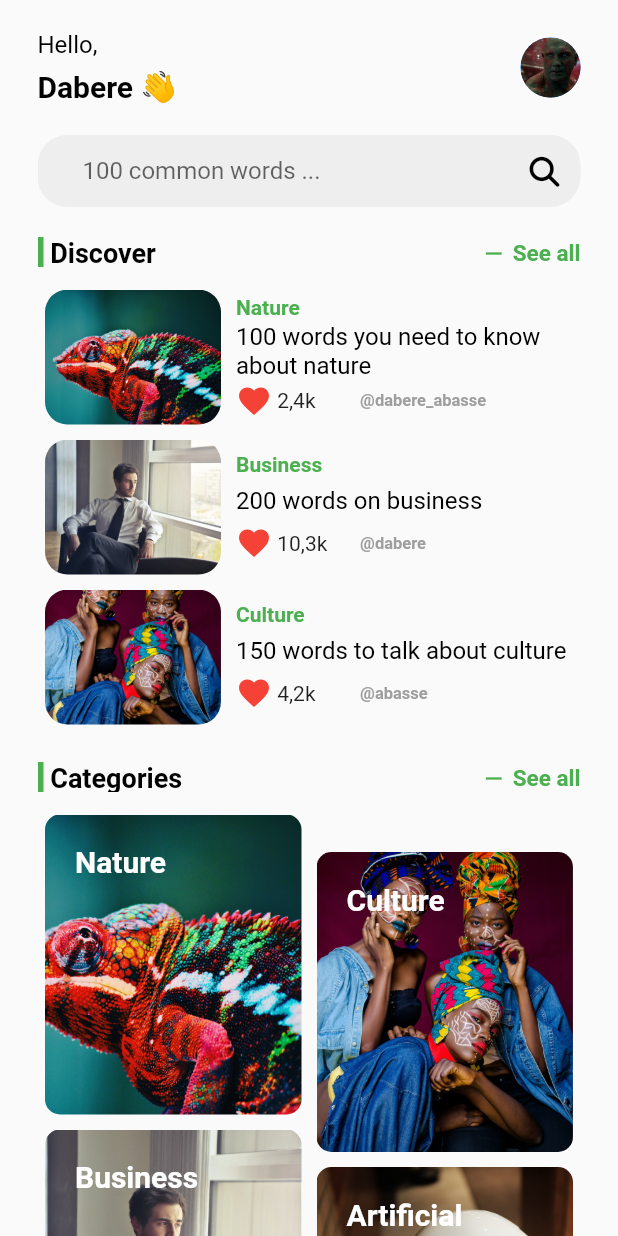
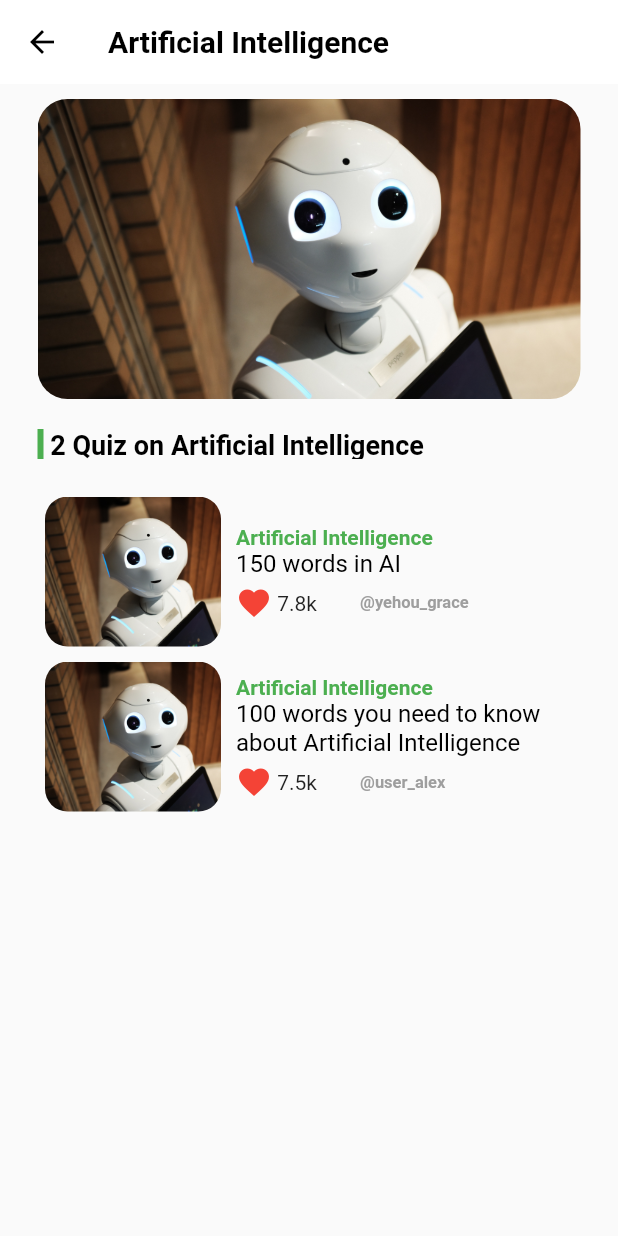
Before and after one commit to abasse-dabere/Word_Whiz_App, a Flutter app: the HomePage widget shown alone on an empty page, opened directly, after a tap on "Artificial Intelligence", on a phone screen of 412 x 824 dp. Run offline on Flutter 3.47's test engine with Material 2 defaults, Android fonts, the phone set to English and light mode, and no system bars; our stand-ins replace flutter_svg, font_awesome_flutter, google_fonts, google_nav_bar, like_button, material_design_icons_flutter; Roboto replaces fonts that are missing (Arimo).

Commit message:
categoryPage && postDisplay

```diff
--- a/lib/custom_widgets/post_display.dart
+++ b/lib/custom_widgets/post_display.dart
@@ -20,8 +20,6 @@ class PostDisplay extends StatelessWidget {
     return InkWell(
       splashColor: Colors.grey,
       onTap: onTap,
-      child: SizedBox(
-        height: 100,
       child: Padding(
         padding: const EdgeInsets.all(5.0),
         child: Row(
@@ -29,6 +27,7 @@ class PostDisplay extends StatelessWidget {
             Expanded(
               flex: 1,
               child: Container(
+                height: 100,
                 decoration: BoxDecoration(
                   borderRadius: BorderRadius.circular(15),
                   image: DecorationImage(
@@ -62,6 +61,7 @@ class PostDisplay extends StatelessWidget {
                         color: Colors.black,
                       ),
                     ),
+                    const SizedBox(height: 5),
                     Row(
                       // mainAxisAlignment: MainAxisAlignment.spaceBetween,
                       children: [
@@ -82,7 +82,6 @@ class PostDisplay extends StatelessWidget {
                         ),
                       ],
                     ),
-                      const SizedBox(height: 2),
                   ],
                 ),
               ),
@@ -90,7 +89,6 @@ class PostDisplay extends StatelessWidget {
           ],
         ),
       ),
-      ),
     );
   }
 }
--- a/lib/data/quiz_examples.dart
+++ b/lib/data/quiz_examples.dart
@@ -2,52 +2,123 @@ final Map<String, Map<String, dynamic>> quizList = {
   'quiz_001': {
     'topic': 'Nature',
     'title': '100 words you need to know about nature',
-    'description': '',
+    'description':
+        """Laboris sint cillum elit voluptate fugiat laborum reprehenderit ad occaecat nostrud cillum.
+            Aute exercitation irure est proident excepteur voluptate excepteur id proident cupidatat ea.
+        """,
     'image': 'assets/images/categories/nature.jpg',
     'words': '',
     'username': 'dabere_abasse',
     'likes': 2400,
-    'likestr': '2,4k',
   },
   'quiz_002': {
     'topic': 'Business',
     'title': '200 words on business',
-    'description': '',
+    'description':
+        """Laboris sint cillum elit voluptate fugiat laborum reprehenderit ad occaecat nostrud cillum.
+            Aute exercitation irure est proident excepteur voluptate excepteur id proident cupidatat ea.
+        """,
     'image': 'assets/images/categories/business.jpg',
     'words': '',
     'username': 'dabere',
     'likes': 10300,
-    'likestr': '10,3k',
   },
   'quiz_003': {
     'topic': 'Culture',
     'title': '150 words to talk about culture',
-    'description': '',
+    'description':
+        """Laboris sint cillum elit voluptate fugiat laborum reprehenderit ad occaecat nostrud cillum.
+            Aute exercitation irure est proident excepteur voluptate excepteur id proident cupidatat ea.
+        """,
     'image': 'assets/images/categories/culture.jpg',
     'words': '',
     'username': 'abasse',
     'likes': 4300,
-    'likestr': '4,2k',
   },
   'quiz_004': {
     'topic': 'Nature',
     'title': 'Pets name',
-    'description': '',
+    'description':
+        """Laboris sint cillum elit voluptate fugiat laborum reprehenderit ad occaecat nostrud cillum.
+            Aute exercitation irure est proident excepteur voluptate excepteur id proident cupidatat ea.
+        """,
     'image': 'assets/images/categories/nature.jpg',
     'words': '',
     'username': 'shalom',
     'likes': 5875,
-    'likestr': '5,8k',
   },
   'quiz_005': {
     'topic': 'Artificial Intelligence',
     'title': '150 words in AI',
-    'description': '',
+    'description':
+        """Laboris sint cillum elit voluptate fugiat laborum reprehenderit ad occaecat nostrud cillum.
+        Aute exercitation irure est proident excepteur voluptate excepteur id proident cupidatat ea.
+        """,
     'image': 'assets/images/categories/ia.jpg',
     'words': '',
     'username': 'yehou_grace',
     'likes': 7850,
-    'likestr': '7,8k',
+  },
+  // List 2
+  'quiz_006': {
+    'topic': 'Nature',
+    'title': '20 words to talk about geography',
+    'description':
+        """Laboris sint cillum elit voluptate fugiat laborum reprehenderit ad occaecat nostrud cillum.
+            Aute exercitation irure est proident excepteur voluptate excepteur id proident cupidatat ea.
+        """,
+    'image': 'assets/images/categories/nature.jpg',
+    'words': '',
+    'username': 'user_alex',
+    'likes': 4578,
+  },
+  'quiz_007': {
+    'topic': 'Business',
+    'title': '200 words for Finance',
+    'description':
+        """Laboris sint cillum elit voluptate fugiat laborum reprehenderit ad occaecat nostrud cillum.
+            Aute exercitation irure est proident excepteur voluptate excepteur id proident cupidatat ea.
+        """,
+    'image': 'assets/images/categories/business.jpg',
+    'words': '',
+    'username': 'flutter_dev',
+    'likes': 11254,
+  },
+  'quiz_008': {
+    'topic': 'Culture',
+    'title': '150 words on African Culture',
+    'description':
+        """Laboris sint cillum elit voluptate fugiat laborum reprehenderit ad occaecat nostrud cillum.
+            Aute exercitation irure est proident excepteur voluptate excepteur id proident cupidatat ea.
+        """,
+    'image': 'assets/images/categories/culture.jpg',
+    'words': '',
+    'username': 'user_alex',
+    'likes': 2568,
+  },
+  'quiz_009': {
+    'topic': 'Nature',
+    'title': '150 Landscape names',
+    'description':
+        """Laboris sint cillum elit voluptate fugiat laborum reprehenderit ad occaecat nostrud cillum.
+            Aute exercitation irure est proident excepteur voluptate excepteur id proident cupidatat ea.
+        """,
+    'image': 'assets/images/categories/nature.jpg',
+    'words': '',
+    'username': 'shalom_yehou',
+    'likes': 9856,
+  },
+  'quiz_010': {
+    'topic': 'Artificial Intelligence',
+    'title': '100 words you need to know about Artificial Intelligence',
+    'description':
+        """Laboris sint cillum elit voluptate fugiat laborum reprehenderit ad occaecat nostrud cillum.
+        Aute exercitation irure est proident excepteur voluptate excepteur id proident cupidatat ea.
+        """,
+    'image': 'assets/images/categories/ia.jpg',
+    'words': '',
+    'username': 'user_alex',
+    'likes': 7458,
   },
 };
 
@@ -55,22 +126,22 @@ final Map<String, Map<String, dynamic>> categoriesList = {
   'Nature': {
     'image': 'assets/images/categories/nature.jpg',
     'likes': 12500,
-    'quiz': ['quiz_001', 'quiz_004'],
+    'quizzes': ['quiz_001', 'quiz_004', 'quiz_006', 'quiz_009'],
   },
   'Business': {
     'image': 'assets/images/categories/business.jpg',
     'likes': 8700,
-    'quiz': ['quiz_002'],
+    'quizzes': ['quiz_002', 'quiz_007'],
   },
   'Culture': {
     'image': 'assets/images/categories/culture.jpg',
     'likes': 10562,
-    'quiz': ['quiz_003'],
+    'quizzes': ['quiz_003', 'quiz_008'],
   },
   'Artificial Intelligence': {
     'image': 'assets/images/categories/ia.jpg',
     'likes': 5869,
-    'quiz': ['quiz_005'],
+    'quizzes': ['quiz_005', 'quiz_010'],
   },
 };
 
--- /dev/null
+++ b/lib/pages/category_page.dart
@@ -0,0 +1,69 @@
+import 'package:flutter/material.dart';
+
+import '../custom_widgets/custom_title.dart';
+import '../custom_widgets/post_display.dart';
+import '../data/quiz_examples.dart';
+import 'post_page.dart';
+
+class CategoryPage extends StatelessWidget {
+  final String category;
+  final Map<String, dynamic>? categoryData;
+  CategoryPage({super.key, required this.category})
+      : categoryData = categoriesList[category];
+
+  @override
+  Widget build(BuildContext context) {
+    return Scaffold(
+      appBar: AppBar(
+        title: Text(category),
+      ),
+      body: ListView(
+        physics: const BouncingScrollPhysics(),
+        padding: const EdgeInsets.symmetric(horizontal: 25.0),
+        children: [
+          Padding(
+            padding: const EdgeInsets.symmetric(vertical: 10),
+            child: Container(
+              height: 200,
+              decoration: BoxDecoration(
+                borderRadius: BorderRadius.circular(20),
+                image: DecorationImage(
+                  image: AssetImage(categoryData?['image']),
+                  fit: BoxFit.cover,
+                ),
+              ),
+            ),
+          ),
+          const SizedBox(height: 10),
+          CustomTitle(
+            color: Colors.green,
+            title:
+                "${(categoryData?['quizzes']?.length ?? 0)} Quiz on $category",
+            clickable: false,
+          ),
+          const SizedBox(height: 20),
+          ...(categoryData?['quizzes']).map((entry) {
+            return PostDisplay(
+              image: AssetImage(quizList[entry]?['image']),
+              username: quizList[entry]?['username'],
+              topic: quizList[entry]?['topic'],
+              title: quizList[entry]?['title'],
+              likes:
+                  "${(quizList[entry]?['likes'] / 1000).toStringAsFixed(1)}k",
+              onTap: () {
+                Navigator.of(context).push(
+                  MaterialPageRoute(
+                    builder: (BuildContext context) {
+                      return PostPage(quiz: entry);
+                    },
+                  ),
+                );
+              },
+            );
+          }).toList(),
+          const SizedBox(height: 20),
+        ],
+      ),
+    );
+  }
+}
--- a/lib/pages/home_page.dart
+++ b/lib/pages/home_page.dart
@@ -1,18 +1,40 @@
 import 'package:flutter/material.dart';
 import 'package:font_awesome_flutter/font_awesome_flutter.dart';
+import 'package:google_fonts/google_fonts.dart';
 
 import '../custom_widgets/category_display.dart';
 import '../custom_widgets/custom_title.dart';
 import '../custom_widgets/post_display.dart';
 
 import '../data/quiz_examples.dart';
+import 'category_page.dart';
+import 'post_page.dart';
 
-class HomePage extends StatelessWidget {
+class HomePage extends StatefulWidget {
   const HomePage({super.key});
 
   @override
+  State<HomePage> createState() => _HomePageState();
+}
+
+class _HomePageState extends State<HomePage>
+    with AutomaticKeepAliveClientMixin<HomePage> {
+  @override
+  bool get wantKeepAlive => true;
+
+  Future<void> handleRefresh() async {
+    await Future.delayed(const Duration(seconds: 1));
+    setState(
+        () {}); // Appelez setState pour notifier que le rafraîchissement est terminé
+  }
+
+  @override
   Widget build(BuildContext context) {
-    return Padding(
+    super.build(context);
+    return RefreshIndicator(
+      onRefresh: handleRefresh,
+      color: Colors.green,
+      child: Padding(
         padding: const EdgeInsets.symmetric(horizontal: 25.0),
         child: ListView(
           physics: const BouncingScrollPhysics(),
@@ -24,12 +46,13 @@ class HomePage extends StatelessWidget {
             categoryDisplay(context),
           ],
         ),
+      ),
     );
   }
 
   Widget helloDisplay() {
-    return const Padding(
-      padding: EdgeInsets.symmetric(vertical: 20.0),
+    return Padding(
+      padding: const EdgeInsets.symmetric(vertical: 20.0),
       child: Row(
         mainAxisAlignment: MainAxisAlignment.spaceBetween,
         children: [
@@ -39,27 +62,25 @@ class HomePage extends StatelessWidget {
             children: [
               Text(
                 "Hello,",
-                style: TextStyle(
+                style: GoogleFonts.arimo(
                   fontSize: 16,
                   color: Colors.black,
-                  fontFamily: 'Arimo',
                 ),
               ),
-              SizedBox(
+              const SizedBox(
                 height: 7,
               ),
               Text(
                 "Dabere 👋",
-                style: TextStyle(
+                style: GoogleFonts.arimo(
                   fontSize: 20,
                   color: Colors.black,
                   fontWeight: FontWeight.bold,
-                  fontFamily: 'Arimo',
                 ),
               ),
             ],
           ),
-          CircleAvatar(
+          const CircleAvatar(
             radius: 20,
             backgroundImage: AssetImage("assets/images/drax.png"),
           )
@@ -78,13 +99,17 @@ class HomePage extends StatelessWidget {
           ),
           child: Row(
             children: [
-              const Expanded(
+              Expanded(
                 child: TextField(
                   decoration: InputDecoration(
                     hintText: '100 common words ...',
+                    hintStyle: GoogleFonts.arimo(
+                      fontSize: 16,
+                      color: Colors.grey,
+                    ),
                     border: InputBorder.none,
-                    contentPadding:
-                        EdgeInsets.symmetric(horizontal: 30, vertical: 12),
+                    contentPadding: const EdgeInsets.symmetric(
+                        horizontal: 30, vertical: 12),
                   ),
                 ),
               ),
@@ -120,8 +145,17 @@ class HomePage extends StatelessWidget {
               username: quizList[entry]?['username'],
               topic: quizList[entry]?['topic'],
               title: quizList[entry]?['title'],
-              likes: quizList[entry]?['likestr'],
-              onTap: () {},
+              likes:
+                  "${(quizList[entry]?['likes'] / 1000).toStringAsFixed(1)}k",
+              onTap: () {
+                Navigator.of(context).push(
+                  MaterialPageRoute(
+                    builder: (BuildContext context) {
+                      return PostPage(quiz: entry);
+                    },
+                  ),
+                );
+              },
             );
           }).toList(),
         ],
@@ -149,7 +183,15 @@ class HomePage extends StatelessWidget {
                     return CategoryDisplay(
                       image: AssetImage(categoriesList[entry]?['image']),
                       topic: entry,
-                      onTap: () {},
+                      onTap: () {
+                        Navigator.of(context).push(
+                          MaterialPageRoute(
+                            builder: (BuildContext context) {
+                              return CategoryPage(category: entry);
+                            },
+                          ),
+                        );
+                      },
                     );
                   }).toList(),
                   const SizedBox(height: 25),
@@ -165,7 +207,15 @@ class HomePage extends StatelessWidget {
                     return CategoryDisplay(
                       image: AssetImage(categoriesList[entry]?['image']),
                       topic: entry,
-                      onTap: () {},
+                      onTap: () {
+                        Navigator.of(context).push(
+                          MaterialPageRoute(
+                            builder: (BuildContext context) {
+                              return CategoryPage(category: entry);
+                            },
+                          ),
+                        );
+                      },
                     );
                   }).toList(),
                 ],
```
Also changed, not shown: lib/main.dart (+5 -5 lines), lib/pages/post_page.dart (added, +140 -0 lines). Lines whose indentation alone changed are shown as unchanged.
